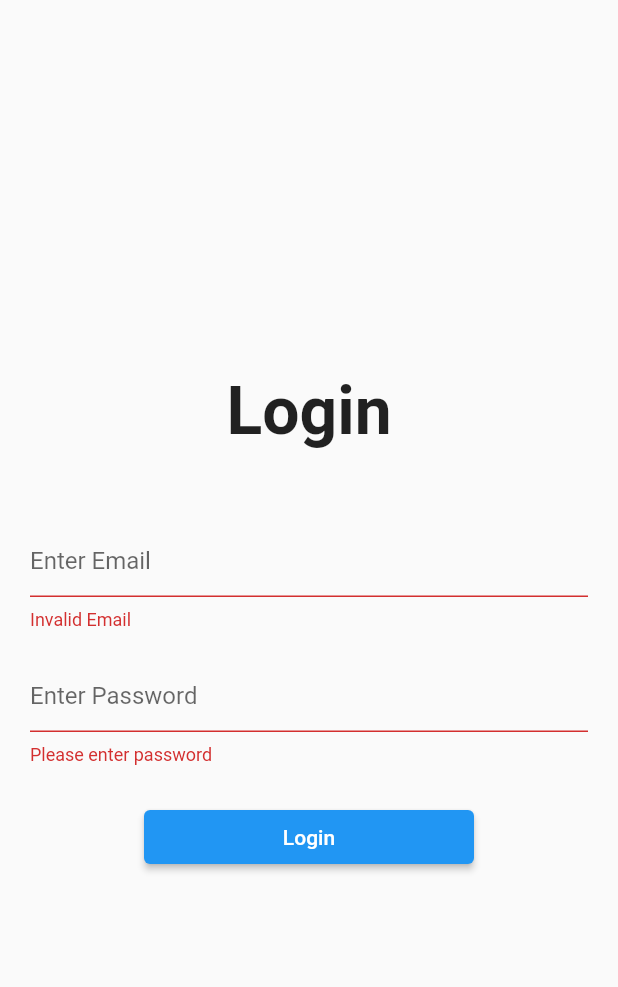
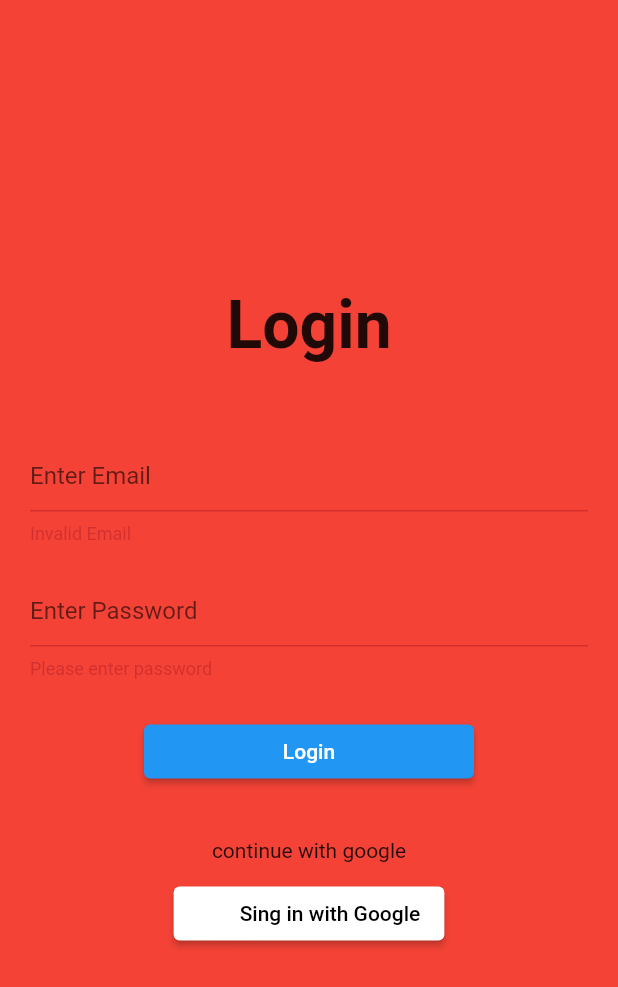
Before and after one commit to BantengSerem/skripsiii, a Flutter app: the screen it shows after launch, after a tap on "Login", on a phone screen of 412 x 824 dp. Shown: the top 987 px of the screen. Run offline on Flutter 3.47's test engine with Material 2 defaults, Android fonts, the phone set to English and light mode, and no system bars; our stand-ins replace cloud_firestore, email_validator, firebase_auth, firebase_core, firebase_storage, get and 5 more; accounts and stored records are empty.

Commit message:
add transition and google login logic

```diff
--- a/lib/main.dart
+++ b/lib/main.dart
@@ -1,9 +1,11 @@
+import 'package:firebase_auth/firebase_auth.dart';
 import 'package:firebase_core/firebase_core.dart';
 import 'package:flutter/material.dart';
 import 'package:flutter/services.dart';
 import 'package:get/get.dart';
 import 'package:skripsiii/binding/homeBinding.dart';
 import 'package:skripsiii/constants/route.dart';
+import 'package:skripsiii/transition/slideFadeTransition.dart';
 import 'package:skripsiii/view/homePage.dart';
 import 'package:skripsiii/view/loginPage.dart';
 import 'package:skripsiii/view/welcomePage.dart';
@@ -17,29 +19,26 @@ Future<void> main() async {
 class MyApp extends StatelessWidget {
   const MyApp({super.key});
 
+  getCurrentUser() {
+    var user = FirebaseAuth.instance.currentUser;
+    return user;
+  }
+
   // This widget is the root of your application.
   @override
   Widget build(BuildContext context) {
     SystemChrome.setPreferredOrientations([DeviceOrientation.portraitUp]);
-    // Get.to(HomePage(), binding: HomeBinding());
     return GetMaterialApp(
       debugShowCheckedModeBanner: false,
       title: 'Flutter Demo',
       theme: ThemeData(
         primarySwatch: Colors.blue,
       ),
-      // getPages: [
-      //   GetPage(
-      //     name: '/',
-      //     page: () => WelcomePage(),
-      //     // binding: HomeBinding(),
-      //   ),
-      // ],
-      initialRoute: welcomeRoute,
+      initialRoute: getCurrentUser() != null ? homeRoute : welcomeRoute,
       routes: {
         welcomeRoute: (context) => const WelcomePage(),
         loginRoute: (context) => const LoginPage(),
-        homeRoute: (context) => HomePage()
+        homeRoute: (context) => HomePage(),
       },
       initialBinding: HomeBinding(),
     );
--- /dev/null
+++ b/lib/transition/slideFadeTransition.dart
@@ -0,0 +1,42 @@
+import 'package:flutter/cupertino.dart';
+import 'package:flutter/material.dart';
+
+class SlideFadeTransition extends PageRouteBuilder {
+  final Widget child;
+
+  SlideFadeTransition({required this.child})
+      : super(
+          pageBuilder: (context, animation, secondaryAnimation) => child,
+          transitionDuration: const Duration(milliseconds: 400),
+          reverseTransitionDuration: const Duration(milliseconds: 300),
+          transitionsBuilder: (context, animation, secondaryAnimation, child) {
+            return SlideTransition(
+              position: animation.drive(
+                  Tween(end: const Offset(0, 0), begin: const Offset(1, 0))
+                      .chain(CurveTween(curve: Curves.easeInOut))),
+              child: FadeTransition(
+                opacity: animation,
+                child: child,
+              ),
+            );
+          },
+        );
+}
+
+// class SlideTransitionPageRoute<T> extends MaterialPageRoute<T> {
+//   SlideTransitionPageRoute(
+//       {required WidgetBuilder builder, required RouteSettings settings})
+//       : super(builder: builder, settings: settings);
+//
+//   @override
+//   Widget buildTransitions(BuildContext context, Animation<double> animation,
+//       Animation<double> secondaryAnimation, Widget child) {
+//     return SlideTransition(
+//       position: Tween<Offset>(
+//         begin: const Offset(0.0, 1.0),
+//         end: Offset.zero,
+//       ).animate(animation),
+//       child: child,
+//     );
+//   }
+// }
--- a/lib/view/loginPage.dart
+++ b/lib/view/loginPage.dart
@@ -3,6 +3,7 @@ import 'dart:math';
 import 'package:email_validator/email_validator.dart';
 import 'package:flutter/material.dart';
 import 'package:flutter/src/widgets/framework.dart';
+import 'package:loading_animation_widget/loading_animation_widget.dart';
 import 'package:skripsiii/constants/route.dart';
 import 'package:skripsiii/controller/memberController.dart';
 import 'package:skripsiii/controller/shopContoller.dart';
@@ -41,7 +42,9 @@ class _LoginPageState extends State<LoginPage> {
         MemberController().member = x;
       } else if (x.runtimeType == Shop) {
         ShopController().shop = x;
-      } else {
+      }
+      // TODO user is not finished to fill all required data
+      else {
         return false;
       }
 
@@ -49,6 +52,21 @@ class _LoginPageState extends State<LoginPage> {
       return true;
     }
     return false;
+  }
+
+  Future<bool> googleLogin() async {
+    var x = await loginController.googleLogin();
+    if (x.runtimeType == Member) {
+      MemberController().member = x;
+    } else if (x.runtimeType == Shop) {
+      ShopController().shop = x;
+    }
+    // TODO user is not finished to fill all required data
+    else {
+      return false;
+    }
+
+    return true;
   }
 
   Future<bool?> _showExitDialog(BuildContext context) async {
@@ -74,13 +92,20 @@ class _LoginPageState extends State<LoginPage> {
           FocusScope.of(context).unfocus();
         },
         child: Scaffold(
+          backgroundColor: Colors.red,
           body: Center(
             child: Obx(
               () {
                 if (pageVM.isLoading.value) {
-                  return const Center(child: CircularProgressIndicator());
+                  return LoadingAnimationWidget.threeArchedCircle(
+                    color: Colors.lightBlue,
+                    size: 50,
+                  );
                 } else {
-                  return Form(
+                  return Column(
+                    mainAxisAlignment: MainAxisAlignment.center,
+                    children: [
+                      Form(
                         key: _formKey,
                         autovalidateMode: AutovalidateMode.always,
                         child: Column(
@@ -97,7 +122,8 @@ class _LoginPageState extends State<LoginPage> {
                               height: 50,
                             ),
                             Padding(
-                          padding: const EdgeInsets.symmetric(horizontal: 20),
+                              padding:
+                                  const EdgeInsets.symmetric(horizontal: 20),
                               child: Column(
                                 children: [
                                   TextFormField(
@@ -150,7 +176,8 @@ class _LoginPageState extends State<LoginPage> {
                                   bool a = await submitCommand();
                                   if (mounted) {
                                     if (a) {
-                                  Navigator.of(context).pushNamedAndRemoveUntil(
+                                      Navigator.of(context)
+                                          .pushNamedAndRemoveUntil(
                                         homeRoute,
                                         (route) => false,
                                       );
@@ -164,6 +191,45 @@ class _LoginPageState extends State<LoginPage> {
                             )
                           ],
                         ),
+                      ),
+                      const SizedBox(
+                        height: 40,
+                      ),
+                      const Text('continue with google'),
+                      const SizedBox(
+                        height: 10,
+                      ),
+                      ElevatedButton.icon(
+                        style: const ButtonStyle(
+                          shadowColor:
+                              MaterialStatePropertyAll<Color>(Colors.black),
+                          backgroundColor:
+                              MaterialStatePropertyAll<Color>(Colors.white),
+                        ),
+                        onPressed: () async {
+                          pageVM.loading();
+                          var u = await googleLogin();
+                          if (mounted) {
+                            if (u) {
+                              Navigator.of(context).pushNamedAndRemoveUntil(
+                                homeRoute,
+                                (route) => false,
+                              );
+                            } else {
+                              await _showExitDialog(context);
+                            }
+                          }
+                          pageVM.doneLoading();
+                        },
+                        icon: const Icon(Icons.abc_rounded),
+                        label: const Text(
+                          'Sing in with Google',
+                          style: TextStyle(
+                            color: Colors.black,
+                          ),
+                        ),
+                      ),
+                    ],
                   );
                 }
               },
--- a/lib/view/welcomePage.dart
+++ b/lib/view/welcomePage.dart
@@ -2,6 +2,8 @@ import 'package:flutter/material.dart';
 import 'package:flutter/src/widgets/framework.dart';
 import 'package:flutter/src/widgets/placeholder.dart';
 import 'package:skripsiii/constants/route.dart';
+import 'package:skripsiii/transition/slideFadeTransition.dart';
+import 'package:skripsiii/view/loginPage.dart';
 import 'package:skripsiii/widget/button36x220.dart';
 
 class WelcomePage extends StatelessWidget {
@@ -28,10 +30,11 @@ class WelcomePage extends StatelessWidget {
             Button36x220(
               text: 'Login',
               func: () {
-                Navigator.pushNamed(
-                  context,
-                  loginRoute,
-                );
+                Navigator.push(
+                    context,
+                    SlideFadeTransition(
+                      child: const LoginPage(),
+                    ));
               },
             ),
             const SizedBox(
```
Also changed, not shown: lib/constants/route.dart (line endings or trailing spaces). Lines whose indentation alone changed are shown as unchanged.
